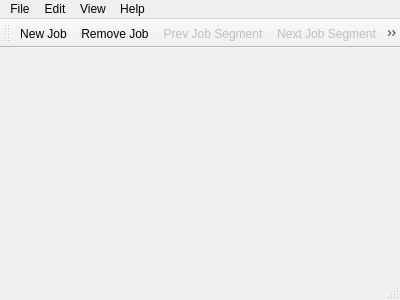
gfgit/ModelRailroadTimetablePlanner, file src/app/mainwindow.ui: the form before one commit.
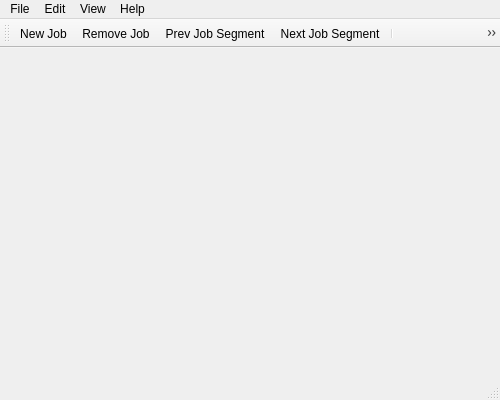
The form after the commit.

Commit message:
MainWindow: fix action enable/disable
- Fix remove Job Tooltip
- MainWindow: make window a bit bigger

```diff
--- a/src/app/mainwindow.ui
+++ b/src/app/mainwindow.ui
@@ -6,8 +6,8 @@
    <rect>
     <x>0</x>
     <y>0</y>
-    <width>400</width>
-    <height>300</height>
+    <width>500</width>
+    <height>400</height>
    </rect>
   </property>
   <property name="windowTitle">
@@ -21,8 +21,8 @@
     <rect>
      <x>0</x>
      <y>0</y>
-     <width>400</width>
-     <height>26</height>
+     <width>500</width>
+     <height>25</height>
     </rect>
    </property>
    <widget class="QMenu" name="menuFile">
@@ -205,7 +205,7 @@
   </action>
   <action name="actionNext_Job_Segment">
    <property name="enabled">
-    <bool>false</bool>
+    <bool>true</bool>
    </property>
    <property name="text">
     <string>Next Job Segment</string>
@@ -213,7 +213,7 @@
   </action>
   <action name="actionPrev_Job_Segment">
    <property name="enabled">
-    <bool>false</bool>
+    <bool>true</bool>
    </property>
    <property name="text">
     <string>Prev Job Segment</string>
```
Left out of the diff: 2 changed lines with no effect on the pictures. The commit also changes 1 other file.
